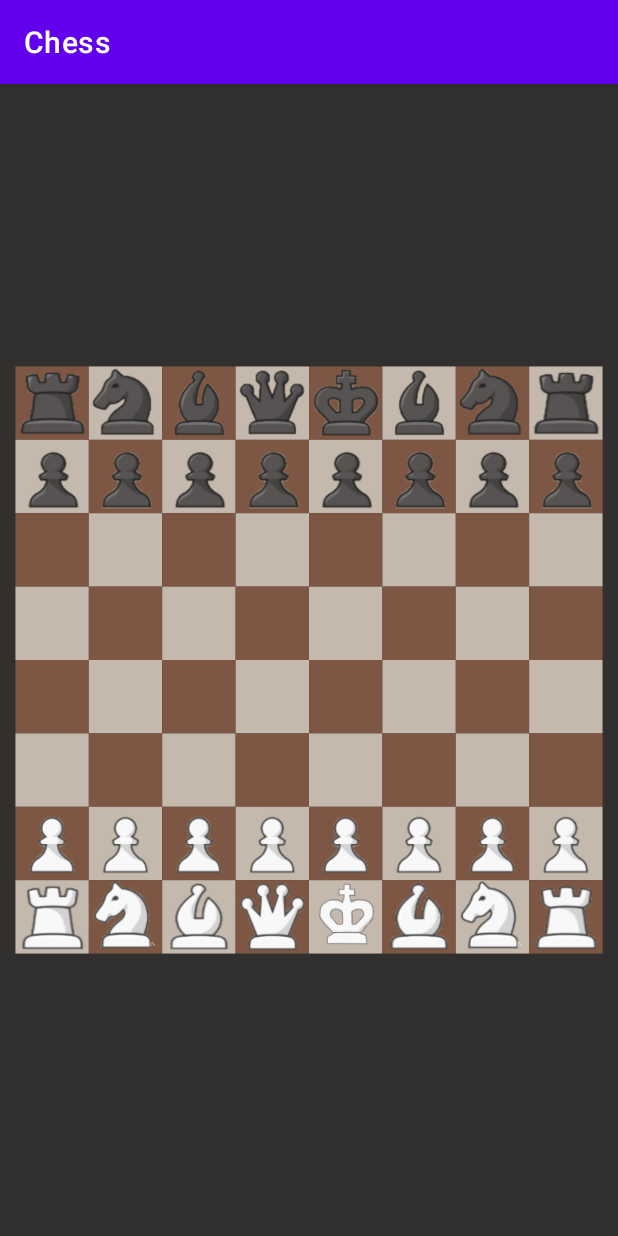
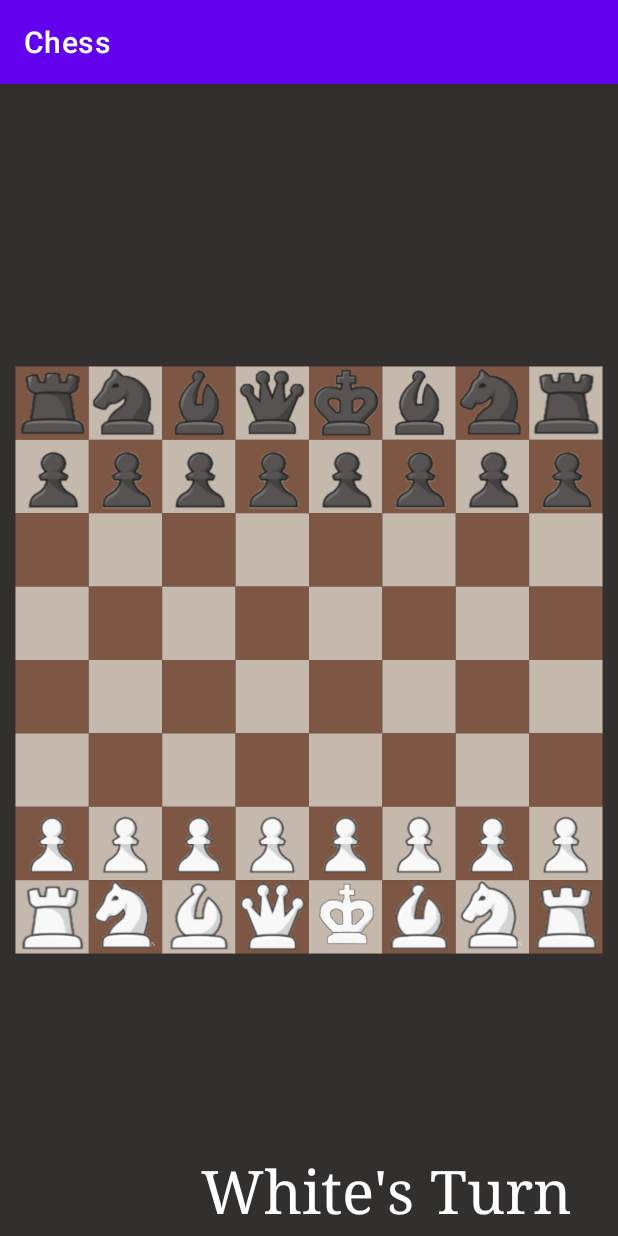
Before and after one commit to EBayego/Android-Chess, an Android app: the screen it shows after launch (MainActivity), on a phone screen of 412 x 824 dp. Run offline under Robolectric (Android 15) with nearby library versions, the phone set to English and light mode, and no system bars.

Commit message:
casillas coloreadas de ultimo move

```diff
--- a/app/build.gradle
+++ b/app/build.gradle
@@ -11,7 +11,8 @@ android {
         minSdkVersion 23
         targetSdkVersion 30
         versionCode 1
-        versionName "1.0"
+        versionName "1.53"
+        archivesBaseName = "Chess (" + versionName + ")"
 
         testInstrumentationRunner "androidx.test.runner.AndroidJUnitRunner"
     }
--- a/app/src/main/java/com/example/chess/ChessView.java
+++ b/app/src/main/java/com/example/chess/ChessView.java
@@ -67,6 +67,7 @@ public class ChessView extends View {
     private long timeBlack, timeWhite;
     private final long matchTime = 300999; //5 minutes
     private boolean saveWhiteTime, saveBlackTime;
+    private List<Integer> rowsColoredSquares, columnsColoredSquares;
 
     public ChessView(Context context, @Nullable AttributeSet attrs) {
         super(context, attrs);
@@ -87,7 +88,7 @@ public class ChessView extends View {
         canvas.drawPaint(paint);
         initBoard(canvas);
         initPieces(canvas);
-        //switchText(canvas);
+        switchText(canvas);
         printTime(canvas);
         if (checkMate) {
             timerBlack.cancel();
@@ -172,6 +173,8 @@ public class ChessView extends View {
         kingChecked = false;
         checkMate = false;
         restartGame = false;
+        rowsColoredSquares = new ArrayList<>();
+        columnsColoredSquares = new ArrayList<>();
         timeWhite = matchTime;
         timeBlack = matchTime;
         timeBlackStr = "";
@@ -276,8 +279,19 @@ public class ChessView extends View {
     private void initBoard(Canvas canvas) {
         for (int i = 0; i < 8; i++) {
             for (int k = i, j = 0; k < i + 8; k++, j++) {
-                paint.setColor((k % 2 == 0) ? getResources().getColor(R.color.brown) : getResources().getColor(R.color.light));
-
+                if (k % 2 == 0) {
+                    if (columnsColoredSquares.size() > 0 && rowsColoredSquares.size() > 0 && ((j == columnsColoredSquares.get(0) - 1 && i == rowsColoredSquares.get(0) - 1) || (j == columnsColoredSquares.get(1) - 1 && i == rowsColoredSquares.get(1) - 1))) {
+                        paint.setColor(getResources().getColor(R.color.brownMark));
+                    } else {
+                        paint.setColor(getResources().getColor(R.color.brown));
+                    }
+                } else {
+                    if (columnsColoredSquares.size() > 0 && rowsColoredSquares.size() > 0 && ((j == columnsColoredSquares.get(0) - 1 && i == rowsColoredSquares.get(0) - 1) || (j == columnsColoredSquares.get(1) - 1 && i == rowsColoredSquares.get(1) - 1))) {
+                        paint.setColor(getResources().getColor(R.color.lightMark));
+                    } else {
+                        paint.setColor(getResources().getColor(R.color.light));
+                    }
+                }
                 canvas.drawRect(
                         originX + squareSize * j,
                         originY + i * squareSize,
@@ -829,6 +843,9 @@ public class ChessView extends View {
         return false;
     }
 
+    /**
+     * Checks if can castle & execute it.
+     */
     @RequiresApi(api = Build.VERSION_CODES.N)
     private void kingCastle(Piece king, int finalRow, int finalColumn) {
         Piece rook = null;
@@ -930,6 +947,9 @@ public class ChessView extends View {
         }
     }
 
+    /**
+     * Menu when crowning a pawn.
+     */
     private void coronationMenu(Piece piece) {
         final Dialog fbDialogue = new Dialog(ChessView.this.getContext(), android.R.style.Theme_Black_NoTitleBar);
         fbDialogue.getWindow().setBackgroundDrawable(new ColorDrawable(Color.argb(100, 0, 0, 0)));
@@ -991,6 +1011,9 @@ public class ChessView extends View {
         }
     }
 
+    /**
+     * Logic when a turn ends.
+     */
     @RequiresApi(api = Build.VERSION_CODES.N)
     private void endTurn(Piece piece, int finalColumn, int finalRow, Boolean eats) {
         if (!enPassantMove) {
@@ -998,6 +1021,12 @@ public class ChessView extends View {
             enPassantRow = 0;
         } else
             enPassantMove = false;
+        columnsColoredSquares = new ArrayList<>();
+        rowsColoredSquares = new ArrayList<>();
+        columnsColoredSquares.add(piece.getColumn());
+        columnsColoredSquares.add(finalColumn);
+        rowsColoredSquares.add(piece.getRow());
+        rowsColoredSquares.add(finalRow);
         piece.setColumn(finalColumn);
         piece.setRow(finalRow);
         whiteTurn = !whiteTurn;
@@ -1017,11 +1046,14 @@ public class ChessView extends View {
             castleMP.start();
         } else if (eats) {
             eatMP.start();
-        } else if (!eats) {
+        } else {
             moveMP.start();
         }
     }
 
+    /**
+     * Checks if the king have been checked.
+     */
     @RequiresApi(api = Build.VERSION_CODES.N)
     private void kingCheck() {
         if (piecesChecking.size() > 0)
@@ -1070,6 +1102,9 @@ public class ChessView extends View {
         chessView.invalidate();
     }
 
+    /**
+     * Loads the variables for rows & columns between the checkingPiece and the king.
+     */
     @RequiresApi(api = Build.VERSION_CODES.N)
     private void getCheckSquareList(Piece p, Piece king) {
         switch (p.getModel()) {
@@ -1133,6 +1168,9 @@ public class ChessView extends View {
         }
     }
 
+    /**
+     * Checks if a piece is looking at the king through xRay.
+     */
     private boolean xRay(Piece piece, Piece king) {
         switch (piece.getModel()) {
             case ROOK:
@@ -1155,6 +1193,9 @@ public class ChessView extends View {
         return false;
     }
 
+    /**
+     * Checks if a piece is the only one in the sight of a piece looking at the king through xRay.
+     */
     @RequiresApi(api = Build.VERSION_CODES.N)
     private boolean actualPieceAloneOnXRay(Piece piece, Piece king, Piece actualPiece) {
         getCheckSquareList(piece, king);
@@ -1196,6 +1237,9 @@ public class ChessView extends View {
         return false;
     }
 
+    /**
+     * Checks if a piece can move if his king is looked through xRay.
+     */
     @RequiresApi(api = Build.VERSION_CODES.N)
     private void moveOnXRay(Piece p, Piece piece, int finalColumn, int finalRow) {
         boolean eats = false;
@@ -1266,6 +1310,9 @@ public class ChessView extends View {
         columnsXRayList = null;
     }
 
+    /**
+     * Checks if the king is checkMated.
+     */
     @RequiresApi(api = Build.VERSION_CODES.N)
     private void kingCheckMated(Piece checkingPiece, Piece king) {
         if (piecesChecking.size() == 1) {
--- a/app/src/main/res/values/colors.xml
+++ b/app/src/main/res/values/colors.xml
@@ -9,7 +9,9 @@
     <color name="white">#FFFFFFFF</color>
     <color name="darkMode">#322F2F</color>
     <color name="brown">#7E5744</color>
+    <color name="brownMark">#AC885D</color>
     <color name="light">#C5B8AC</color>
+    <color name="lightMark">#E1D184</color>
     <color name="redWhite">#DD3131</color>
     <color name="redBlack">#8A1818</color>
 </resources>
```
